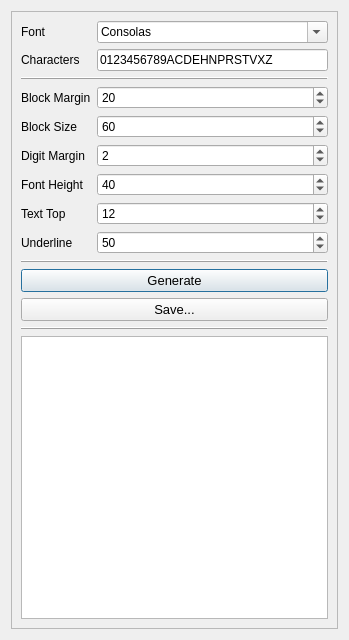
Old version of the form Designer/pattern_gen.ui in the repository AndreasWeinberger/sol-dextercap.
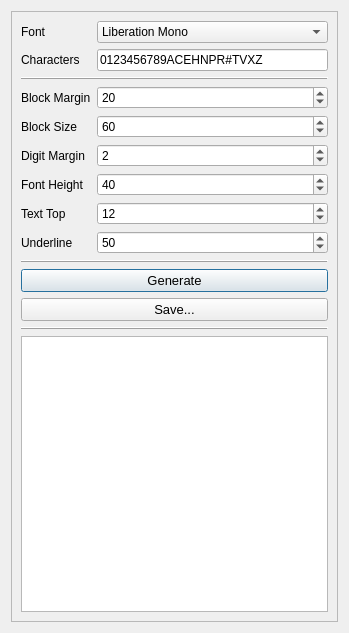
New version of the form.

```diff
--- a/Designer/pattern_gen.ui
+++ b/Designer/pattern_gen.ui
@@ -6,8 +6,8 @@
    <rect>
     <x>0</x>
     <y>0</y>
-    <width>291</width>
-    <height>640</height>
+    <width>289</width>
+    <height>633</height>
    </rect>
   </property>
   <property name="windowTitle">
@@ -249,7 +249,7 @@
            </sizepolicy>
           </property>
           <property name="text">
-           <string>0123456789ACDEHNPRSTVXZ</string>
+           <string>0123456789ACEHNPR#TVXZ</string>
           </property>
          </widget>
         </item>
@@ -334,9 +334,19 @@
         </item>
         <item row="0" column="1" colspan="2">
          <widget class="QFontComboBox" name="fontComboBox">
+          <property name="editable">
+           <bool>false</bool>
+          </property>
           <property name="currentText">
            <string>Consolas</string>
           </property>
+          <property name="currentFont">
+           <font>
+            <family>Consolas</family>
+            <weight>75</weight>
+            <bold>true</bold>
+           </font>
+          </property>
          </widget>
         </item>
         <item row="2" column="0" colspan="3">
```
Left out of the diff: 3 changed lines with no effect on the pictures.
